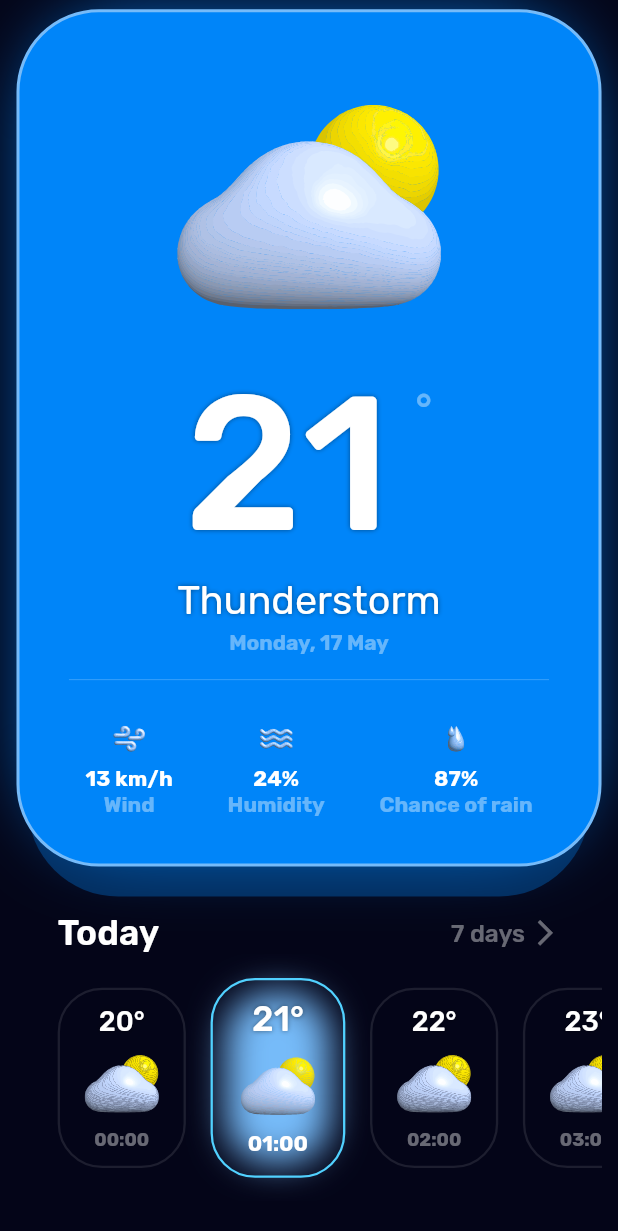
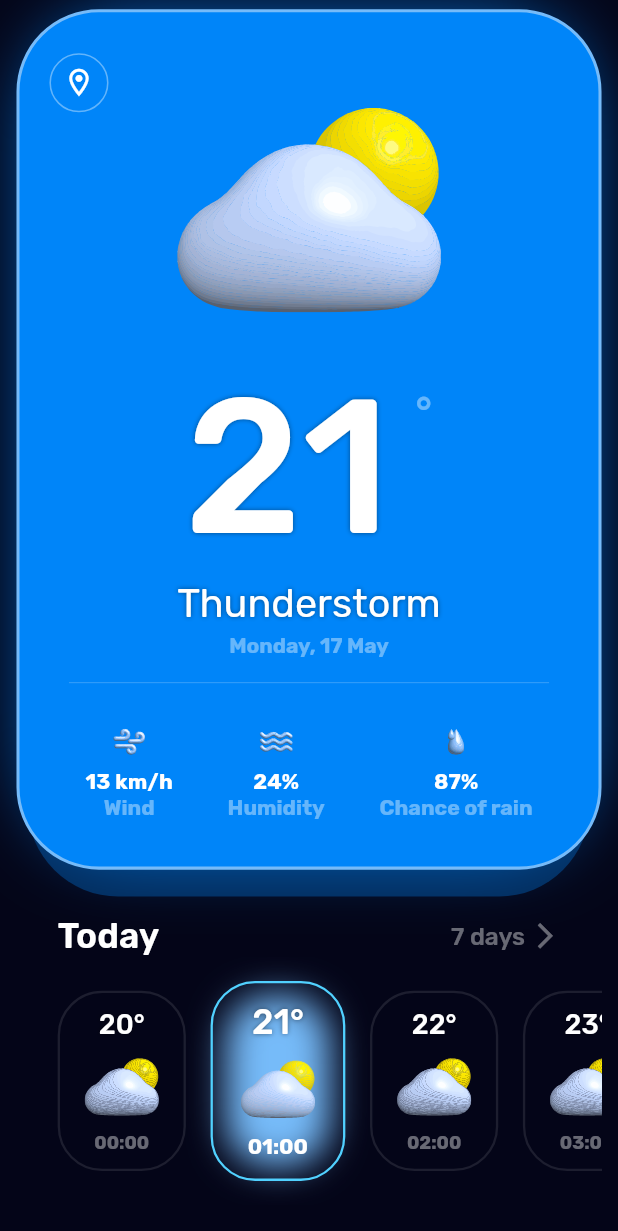
Before and after one commit to DenisMarshavka/marshather_flutter_app, a Flutter app: the HomeScreen screen opened directly, on a phone screen of 412 x 824 dp. Shown: the top 1231 px of the screen. Run offline on Flutter 3.47's test engine with Material 2 defaults, Android fonts, the phone set to English and light mode, and no system bars; our stand-ins replace flutter_screenutil, flutter_svg, go_router, google_fonts; missing offline and left inert: gradient_like_css.

Commit message:
Added modifies: - Added the 'go_router' library to the 'pubspec.yaml' configuration file - Implemented the navigation logic in the 'main' app file - Included a new 'Geolocation' icon button on the 'Home' screen - Developed a shared 'TouchableButton' widget - Introduced a new 'Constants' utility file - Created a 'router' utility file - Established a 'services' directory within the 'utils' directory - Crafted a new 'Navigation' utility service file

```diff
--- a/lib/presentation/screens/home/home_screen.dart
+++ b/lib/presentation/screens/home/home_screen.dart
@@ -1,12 +1,11 @@
-import 'dart:io';
 import 'package:flutter/material.dart';
-import 'package:flutter/services.dart';
 import 'package:flutter_screenutil/flutter_screenutil.dart';
 import 'package:flutter_svg/flutter_svg.dart';
 import 'package:google_fonts/google_fonts.dart';
 
 import 'package:marshather_app/presentation/screens/home/widgets/widgets.dart';
 import 'package:marshather_app/presentation/shared/shared.dart';
+import 'package:marshather_app/utils/router.dart';
 import 'package:marshather_app/utils/utils.dart';
 
 class HomeScreen extends StatefulWidget {
@@ -21,7 +20,7 @@ class _HomeScreenState extends State<HomeScreen> {
   Widget build(BuildContext context) {
     return Scaffold(
       backgroundColor: Palette.backgroundColor,
-      appBar: !Platform.isAndroid ? null : sharedAppBar(context: context),
+      appBar: Constants.isIos ? null : sharedAppBar(context: context),
       body: SingleChildScrollView(
         padding: EdgeInsets.symmetric(
           horizontal: 10.w,
@@ -51,8 +50,9 @@ class _HomeScreenState extends State<HomeScreen> {
                                   fontSize: 23.sp,
                                 ),
                       ),
-                      GestureDetector(
-                        onTap: () => null,
+                      TouchableButton(
+                        onPressed: () =>
+                            AppRoute.router.goNamed(Routes.moreDaysPage.name),
                         child: Row(
                           children: [
                             Text(
@@ -90,7 +90,7 @@ class _HomeScreenState extends State<HomeScreen> {
   Widget _renderInfoBox() => Stack(
         children: [
           Positioned(
-            top: Platform.isAndroid
+            top: !Constants.isIos
                 ? (MediaQuery.of(context).size.height / 100) * 11.8
                 : (MediaQuery.of(context).size.height / 100) * 10.8,
             left: (MediaQuery.of(context).size.width / 100) * 1.82,
@@ -152,6 +152,37 @@ class _HomeScreenState extends State<HomeScreen> {
               ],
             ),
           ),
+          Positioned(
+            top: !Constants.isIos
+                ? MediaQuery.of(context).size.height / 28
+                : MediaQuery.of(context).size.height / 14,
+            left: 20.w,
+            child: TouchableButton(
+              onPressed: () => context,
+              child: Container(
+                decoration: BoxDecoration(
+                  borderRadius: BorderRadius.circular(
+                    50.w,
+                  ),
+                  border: Border.all(
+                    width: 1.h,
+                    color: Colors.white38,
+                  ),
+                ),
+                padding: EdgeInsets.symmetric(
+                  horizontal: 7.w,
+                  vertical: 7.w,
+                ),
+                child: Center(
+                  child: Icon(
+                    Icons.location_on_outlined,
+                    color: Colors.white,
+                    size: 20.w,
+                  ),
+                ),
+              ),
+            ),
+          )
         ],
       );
 }
--- a/lib/presentation/screens/home/widgets/hours_weather_section/hours_weather_item_widget.dart
+++ b/lib/presentation/screens/home/widgets/hours_weather_section/hours_weather_item_widget.dart
@@ -1,5 +1,3 @@
-import 'dart:io';
-
 import 'package:flutter/material.dart';
 import 'package:flutter_screenutil/flutter_screenutil.dart';
 import 'package:flutter_svg/flutter_svg.dart';
@@ -55,7 +53,7 @@ class HoursWeatherItemWidget extends StatelessWidget {
                     0,
                   ),
                   blurRadius: 18.2.w,
-                  spreadRadius: !Platform.isAndroid ? -5.h : -10.h,
+                  spreadRadius: Constants.isIos ? -5.h : -10.h,
                 ), //BoxShadow
                 //BoxShadow
               ],
--- a/lib/presentation/shared/shared.dart
+++ b/lib/presentation/shared/shared.dart
@@ -2,3 +2,4 @@ export './app_bar.dart';
 export './metric_value_widget.dart';
 export './weather_details_info/weather_details_info.dart';
 export './weather_gradient_box_widget.dart';
+export './touchable_button_widget.dart';
--- /dev/null
+++ b/lib/presentation/shared/touchable_button_widget.dart
@@ -0,0 +1,53 @@
+import 'package:flutter/material.dart';
+
+class TouchableButton extends StatefulWidget {
+  const TouchableButton({
+    super.key,
+    required this.onPressed,
+    required this.child,
+  });
+  final VoidCallback onPressed;
+  final Widget child;
+
+  @override
+  _TouchableButtonState createState() => _TouchableButtonState();
+}
+
+class _TouchableButtonState extends State<TouchableButton> {
+  bool _isPressed = false;
+
+  void _handlePress() {
+    setState(() {
+      _isPressed = !_isPressed;
+    });
+
+    widget.onPressed();
+  }
+
+  @override
+  Widget build(BuildContext context) {
+    return GestureDetector(
+      onTapDown: (_) {
+        setState(() {
+          _isPressed = true;
+        });
+      },
+      onTapUp: (_) {
+        setState(() {
+          _isPressed = false;
+        });
+      },
+      onTapCancel: () {
+        setState(() {
+          _isPressed = false;
+        });
+      },
+      onTap: _handlePress,
+      child: AnimatedOpacity(
+        opacity: _isPressed ? 0.7 : 1.0,
+        duration: const Duration(milliseconds: 100),
+        child: widget.child,
+      ),
+    );
+  }
+}
--- a/lib/presentation/shared/weather_gradient_box_widget.dart
+++ b/lib/presentation/shared/weather_gradient_box_widget.dart
@@ -1,4 +1,3 @@
-import 'dart:io';
 import 'package:flutter/material.dart';
 import 'package:flutter_screenutil/flutter_screenutil.dart';
 import 'package:gradient_like_css/gradient_like_css.dart';
@@ -49,10 +48,10 @@ class WeatherGradientBoxWidget extends StatelessWidget {
             color: Palette.accentColorDark,
             offset: Offset(
               0,
-              !Platform.isAndroid ? 0 : -4.h,
+              Constants.isIos ? 0 : -4.h,
             ),
-            blurRadius: !Platform.isAndroid ? 35.w : 40.w,
-            spreadRadius: !Platform.isAndroid ? -10.h : -15.h,
+            blurRadius: Constants.isIos ? 35.w : 40.w,
+            spreadRadius: Constants.isIos ? -10.h : -15.h,
           ), //BoxShadow
           //BoxShadow
         ],
@@ -70,7 +69,7 @@ class WeatherGradientBoxWidget extends StatelessWidget {
           children: [
             offsetTopContent == true
                 ? SizedBox(
-                    height: 13.h,
+                    height: 15.h,
                   )
                 : Container(),
             child,
--- /dev/null
+++ b/lib/utils/constants.dart
@@ -0,0 +1,6 @@
+import 'dart:io';
+
+class Constants {
+  static const appName = 'Marshather';
+  static final isIos = !Platform.isAndroid;
+}
--- /dev/null
+++ b/lib/utils/router.dart
@@ -0,0 +1,77 @@
+// ignore_for_file: lines_longer_than_80_chars
+import 'package:flutter/foundation.dart';
+import 'package:flutter/material.dart';
+import 'package:go_router/go_router.dart';
+import 'package:marshather_app/presentation/screens/screens.dart';
+import 'package:marshather_app/utils/services/services.dart';
+
+enum Routes {
+  rootAuth('/'),
+  homePage('/home_page'),
+  moreDaysPage('more_days');
+
+  const Routes(this.path);
+  final String path;
+}
+
+CustomTransitionPage createCustomTransitionPage({
+  required Widget child,
+  required RouteTransitionsBuilder transitionsBuilder,
+  LocalKey? key,
+}) {
+  return CustomTransitionPage(
+    key: key,
+    child: child,
+    transitionsBuilder: transitionsBuilder,
+  );
+}
+
+RouteTransitionsBuilder iosLikeTransitionBuilder() {
+  return (context, animation, secondaryAnimation, child) {
+    const begin = 0.0;
+    const end = 1.0;
+    const curve = Curves.easeInOut;
+    var tween = Tween(begin: begin, end: end).chain(CurveTween(curve: curve));
+    var opacityAnimation = animation.drive(tween);
+
+    return FadeTransition(opacity: opacityAnimation, child: child);
+  };
+}
+
+class AppRoute {
+  AppRoute.setStream(BuildContext ctx) {
+    context = ctx;
+  }
+
+  static late BuildContext context;
+
+  static final GoRouter router = GoRouter(
+    navigatorKey: NavigationService.navigatorKey,
+    initialLocation: Routes.homePage.path,
+    routes: [
+      GoRoute(
+        path: Routes.homePage.path,
+        name: Routes.homePage.name,
+        pageBuilder: (context, state) => createCustomTransitionPage(
+          key: state.pageKey,
+          child: const HomeScreen(),
+          transitionsBuilder: iosLikeTransitionBuilder(),
+        ),
+        routes: <GoRoute>[
+          GoRoute(
+            path: Routes.moreDaysPage.path,
+            name: Routes.moreDaysPage.name,
+            pageBuilder: (context, state) => createCustomTransitionPage(
+              key: state.pageKey,
+              child: const MoreDaysScreen(),
+              transitionsBuilder: iosLikeTransitionBuilder(),
+            ),
+          ),
+        ],
+      ),
+    ],
+    routerNeglect: true,
+    debugLogDiagnostics: kDebugMode,
+    // refreshListenable: GoRouterRefreshStream(sl<AuthenticationBloc>().stream),
+  );
+}
--- /dev/null
+++ b/lib/utils/services/navigation_service.dart
@@ -0,0 +1,5 @@
+import 'package:flutter/material.dart';
+
+class NavigationService {
+  static GlobalKey<NavigatorState> navigatorKey = GlobalKey<NavigatorState>();
+}
--- /dev/null
+++ b/lib/utils/services/services.dart
@@ -0,0 +1 @@
+export './navigation_service.dart';
--- a/lib/utils/utils.dart
+++ b/lib/utils/utils.dart
@@ -1,2 +1,3 @@
 export './palette.dart';
 export './theme.dart';
+export './constants.dart';
--- a/pubspec.yaml
+++ b/pubspec.yaml
@@ -12,6 +12,7 @@ dependencies:
   flutter_screenutil: ^5.7.0
   flutter_statusbarcolor_ns: ^0.5.0
   flutter_svg: ^2.0.5
+  go_router: ^10.0.0
   google_fonts: ^4.0.4
   gradient_like_css: ^1.0.1
 
```
Also changed, not shown: lib/main.dart (+22 -2 lines), lib/presentation/screens/more_days/more_days_screen.dart (+44 -15 lines), pubspec.lock.
